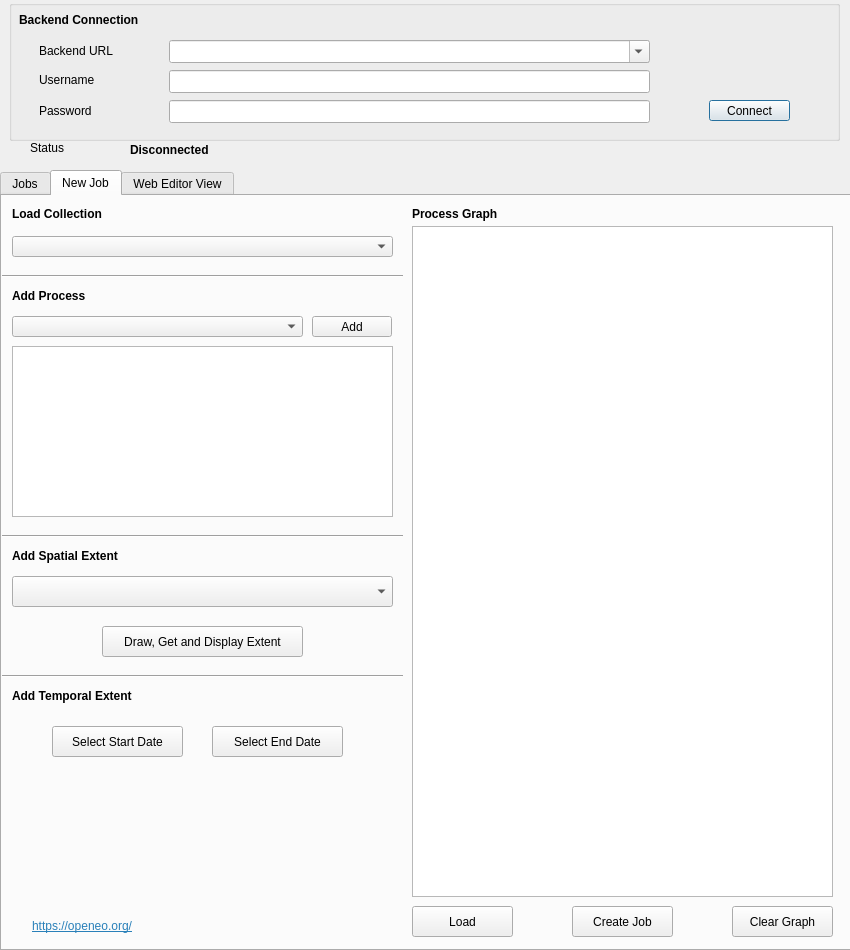
Old version of the form openeo_connector_dialog_base.ui in the repository Open-EO/openeo-qgis-plugin.
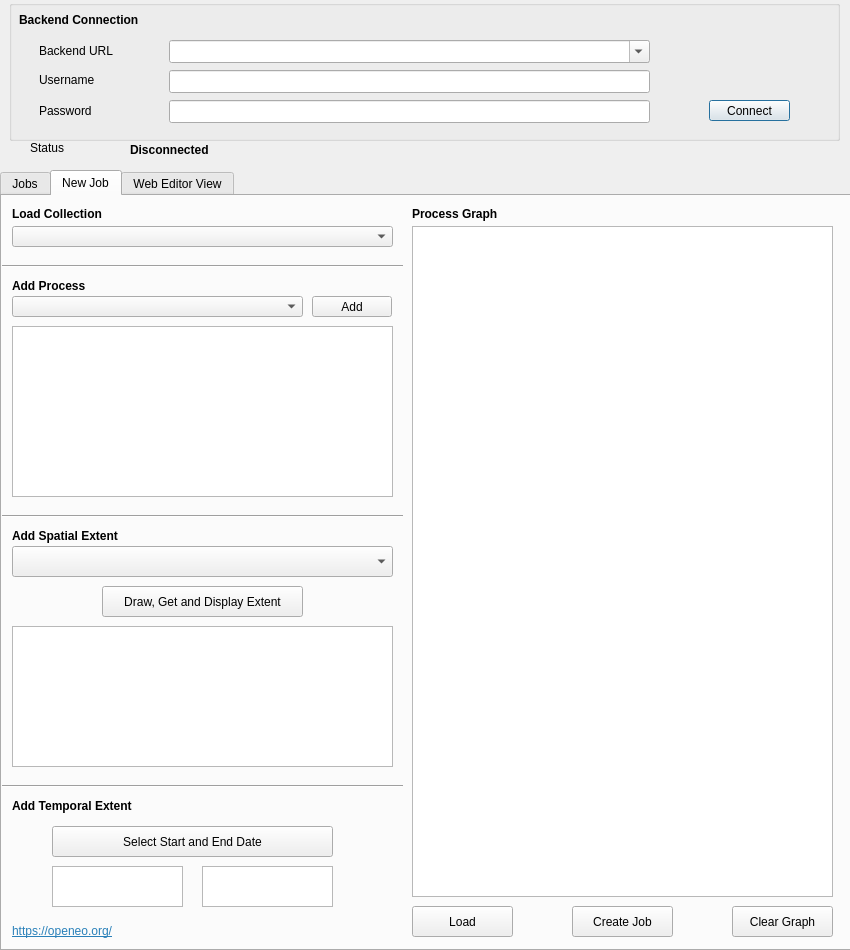
New version of the form. Icons and pictures are not drawn.

Commit message: Finalized Calendar Widget

```diff
--- a/openeo_connector_dialog_base.ui
+++ b/openeo_connector_dialog_base.ui
@@ -252,7 +252,7 @@
      <property name="geometry">
       <rect>
        <x>10</x>
-       <y>40</y>
+       <y>30</y>
        <width>381</width>
        <height>21</height>
       </rect>
@@ -262,7 +262,7 @@
      <property name="geometry">
       <rect>
        <x>10</x>
-       <y>120</y>
+       <y>100</y>
        <width>291</width>
        <height>21</height>
       </rect>
@@ -272,7 +272,7 @@
      <property name="geometry">
       <rect>
        <x>310</x>
-       <y>120</y>
+       <y>100</y>
        <width>80</width>
        <height>21</height>
       </rect>
@@ -298,7 +298,7 @@
      <property name="geometry">
       <rect>
        <x>10</x>
-       <y>90</y>
+       <y>80</y>
        <width>101</width>
        <height>20</height>
       </rect>
@@ -350,7 +350,7 @@
      <property name="geometry">
       <rect>
        <x>0</x>
-       <y>70</y>
+       <y>60</y>
        <width>401</width>
        <height>20</height>
       </rect>
@@ -375,10 +375,10 @@
     <widget class="QLabel" name="label_21">
      <property name="geometry">
       <rect>
-       <x>30</x>
+       <x>10</x>
        <y>720</y>
        <width>171</width>
-       <height>21</height>
+       <height>31</height>
       </rect>
      </property>
      <property name="text">
@@ -389,7 +389,7 @@
      <property name="geometry">
       <rect>
        <x>0</x>
-       <y>330</y>
+       <y>310</y>
        <width>401</width>
        <height>20</height>
       </rect>
@@ -402,7 +402,7 @@
      <property name="geometry">
       <rect>
        <x>10</x>
-       <y>350</y>
+       <y>330</y>
        <width>131</width>
        <height>20</height>
       </rect>
@@ -418,7 +418,7 @@
      <property name="geometry">
       <rect>
        <x>10</x>
-       <y>380</y>
+       <y>350</y>
        <width>381</width>
        <height>31</height>
       </rect>
@@ -428,7 +428,7 @@
      <property name="geometry">
       <rect>
        <x>10</x>
-       <y>150</y>
+       <y>130</y>
        <width>381</width>
        <height>171</height>
       </rect>
@@ -438,7 +438,7 @@
      <property name="geometry">
       <rect>
        <x>100</x>
-       <y>430</y>
+       <y>390</y>
        <width>201</width>
        <height>31</height>
       </rect>
@@ -451,33 +451,20 @@
      <property name="geometry">
       <rect>
        <x>50</x>
-       <y>530</y>
-       <width>131</width>
+       <y>630</y>
+       <width>281</width>
        <height>31</height>
       </rect>
      </property>
      <property name="text">
-      <string>Select Start Date</string>
-     </property>
-    </widget>
-    <widget class="QPushButton" name="endDate">
-     <property name="geometry">
-      <rect>
-       <x>210</x>
-       <y>530</y>
-       <width>131</width>
-       <height>31</height>
-      </rect>
-     </property>
-     <property name="text">
-      <string>Select End Date</string>
+      <string>Select Start and End Date</string>
      </property>
     </widget>
     <widget class="QLabel" name="label_9">
      <property name="geometry">
       <rect>
        <x>10</x>
-       <y>490</y>
+       <y>600</y>
        <width>161</width>
        <height>20</height>
       </rect>
@@ -493,7 +480,7 @@
      <property name="geometry">
       <rect>
        <x>0</x>
-       <y>470</y>
+       <y>580</y>
        <width>401</width>
        <height>20</height>
       </rect>
@@ -502,6 +489,36 @@
       <enum>Qt::Horizontal</enum>
      </property>
     </widget>
+    <widget class="QTextEdit" name="processgraphSpatialExtent">
+     <property name="geometry">
+      <rect>
+       <x>10</x>
+       <y>430</y>
+       <width>381</width>
+       <height>141</height>
+      </rect>
+     </property>
+    </widget>
+    <widget class="QTextEdit" name="processgraphStartDate">
+     <property name="geometry">
+      <rect>
+       <x>50</x>
+       <y>670</y>
+       <width>131</width>
+       <height>41</height>
+      </rect>
+     </property>
+    </widget>
+    <widget class="QTextEdit" name="processgraphEndDate">
+     <property name="geometry">
+      <rect>
+       <x>200</x>
+       <y>670</y>
+       <width>131</width>
+       <height>41</height>
+      </rect>
+     </property>
+    </widget>
     <zorder>processgraphEdit</zorder>
     <zorder>sendButton</zorder>
     <zorder>collectionBox</zorder>
```
Left out of the diff: 8 changed lines with no effect on the pictures. The commit also changes 1 other file.
